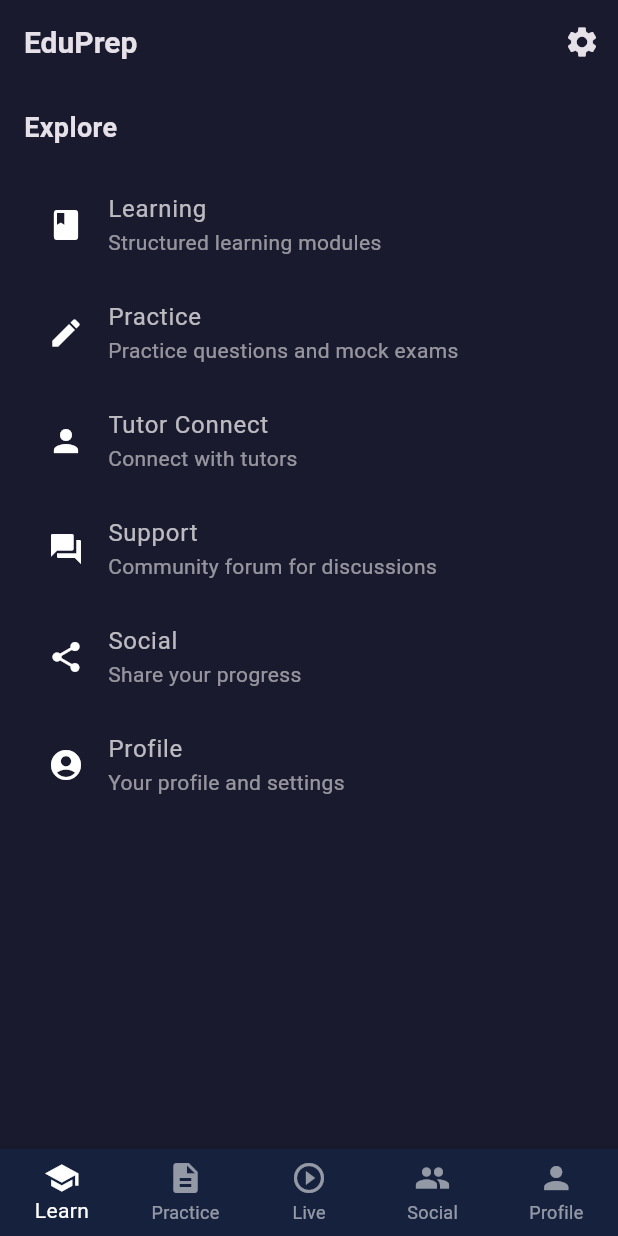
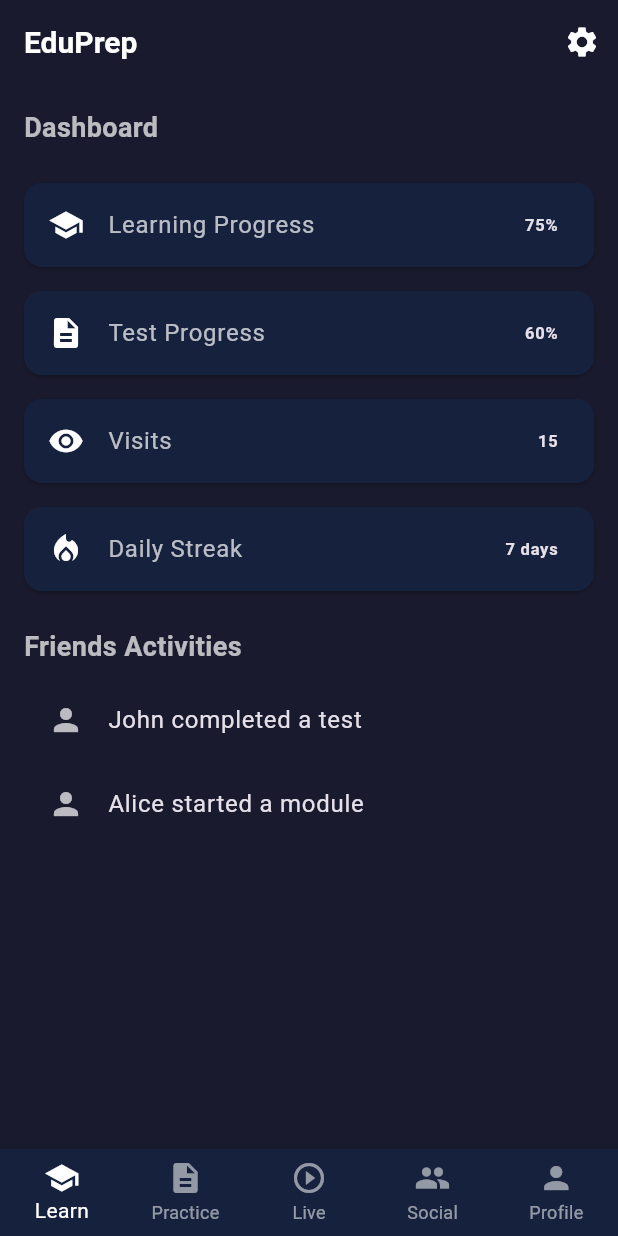
Before and after one commit to odufu/LETsLEARN, a Flutter app: the screen it shows after launch, on a phone screen of 412 x 824 dp. Run offline on Flutter 3.47's test engine with Material 3 defaults, Android fonts, the phone set to English and light mode, and no system bars.

Commit message:
Sunday 13th Closure:

```diff
--- a/letslearn/lib/features/home/data/data/repository/implimentation/home_repository_impl.dart
+++ b/letslearn/lib/features/home/data/data/repository/implimentation/home_repository_impl.dart
@@ -1,17 +1,6 @@
 
+import '../../../../repository/domain/dashboard_entity.dart';
 
-import '../../../../repository/domain/home_entity.dart';
-import '../../../../repository/interfaces/home_repository.dart';
-import '../../../datasources/home_data_source.dart';
-
-class HomeRepositoryImpl implements HomeRepository {
-  final HomeDataSource dataSource;
-
-  HomeRepositoryImpl(this.dataSource);
-
-  @override
-  Future<List<HomeEntity>> getHomeData() async {
-    final models = await dataSource.getHomeData();
-    return models.map((model) => HomeEntity(title: model.title, icon: model.icon)).toList();
-  }
+abstract class HomeRepository {
+  Future<DashboardEntity> getHomeData();
 }
--- a/letslearn/lib/features/home/data/datasources/home_data_source.dart
+++ b/letslearn/lib/features/home/data/datasources/home_data_source.dart
@@ -1,18 +1,22 @@
-import 'package:flutter/material.dart';
-
-import '../models/home_model.dart';
+import '../models/dashboard_model.dart';
 
 abstract class HomeDataSource {
-  Future<List<HomeModel>> getHomeData();
+  Future<DashboardModel> getDashboardData();
 }
 
 class HomeDataSourceImpl implements HomeDataSource {
   @override
-  Future<List<HomeModel>> getHomeData() async {
+  Future<DashboardModel> getDashboardData() async {
     // Simulated data (replace with API call or database)
-    return [
-      HomeModel(title: 'Learning', icon: Icons.book),
-      HomeModel(title: 'Practice', icon: Icons.edit),
-    ];
+    return DashboardModel(
+      learningProgress: 75,
+      testProgress: 60,
+      visitCount: 15,
+      dailyStreak: 7,
+      friendsActivities: [
+        "John completed a test",
+        "Alice started a module",
+      ],
+    );
   }
 }
--- /dev/null
+++ b/letslearn/lib/features/home/data/models/dashboard_model.dart
@@ -0,0 +1,16 @@
+
+class DashboardModel {
+  final int learningProgress; // Percentage
+  final int testProgress;    // Percentage
+  final int visitCount;
+  final int dailyStreak;
+  final List<String> friendsActivities; // Example: ["John completed a test", "Alice started a module"]
+
+  DashboardModel({
+    required this.learningProgress,
+    required this.testProgress,
+    required this.visitCount,
+    required this.dailyStreak,
+    required this.friendsActivities,
+  });
+}
--- /dev/null
+++ b/letslearn/lib/features/home/data/repository/implimentation/home_repository_impl.dart
@@ -0,0 +1,22 @@
+
+import '../../../repository/domain/dashboard_entity.dart';
+import '../../data/repository/implimentation/home_repository_impl.dart';
+import '../../datasources/home_data_source.dart';
+
+class HomeRepositoryImpl implements HomeRepository {
+  final HomeDataSource dataSource;
+
+  HomeRepositoryImpl(this.dataSource);
+
+  @override
+  Future<DashboardEntity> getHomeData() async {
+    final model = await dataSource.getDashboardData();
+    return DashboardEntity(
+      learningProgress: model.learningProgress,
+      testProgress: model.testProgress,
+      visitCount: model.visitCount,
+      dailyStreak: model.dailyStreak,
+      friendsActivities: model.friendsActivities,
+    );
+  }
+}
--- /dev/null
+++ b/letslearn/lib/features/home/presentation/providers/home_provider.dart
@@ -0,0 +1,29 @@
+
+import 'package:flutter/material.dart';
+
+import '../../repository/domain/dashboard_entity.dart';
+import '../../repository/interfaces/home_repository.dart';
+
+class HomeProvider extends ChangeNotifier {
+  final GetHomeDataUseCase _getHomeDataUseCase;
+  DashboardEntity? _dashboardData;
+  bool _isLoading = false;
+
+  HomeProvider(this._getHomeDataUseCase);
+
+  DashboardEntity? get dashboardData => _dashboardData;
+  bool get isLoading => _isLoading;
+
+  Future<void> fetchDashboardData() async {
+    _isLoading = true;
+    notifyListeners();
+    try {
+      _dashboardData = await _getHomeDataUseCase();
+    } catch (e) {
+      // Handle error (e.g., show a snackbar)
+      print(e);
+    }
+    _isLoading = false;
+    notifyListeners();
+  }
+}
--- a/letslearn/lib/features/home/presentation/screens/home_screen.dart
+++ b/letslearn/lib/features/home/presentation/screens/home_screen.dart
@@ -1,5 +1,7 @@
+
 import 'package:flutter/material.dart';
 import 'package:provider/provider.dart';
+
 import '../../../../core/core/widgets/bottom_nav_bar.dart';
 import '../../../../core/providers/theme_provider.dart';
 
@@ -10,90 +12,102 @@ class HomeScreen extends StatelessWidget {
     return Scaffold(
       appBar: AppBar(
         backgroundColor: themeProvider.themeData.scaffoldBackgroundColor,
-        title:  Text(
+        title: const Text(
           'EduPrep',
           style: TextStyle(
-            color: Theme.of(context).colorScheme.onSurface,
+            color: Colors.white,
             fontSize: 20,
             fontWeight: FontWeight.bold,
           ),
         ),
         actions: [
           IconButton(
-            icon:  Icon(Icons.settings, color:  Theme.of(context).colorScheme.onSurface),
+            icon: const Icon(Icons.settings, color: Colors.white),
             onPressed: () {},
           ),
         ],
       ),
-      body: ListView(
+      body: SingleChildScrollView(
         padding: const EdgeInsets.all(16.0),
+        child: Column(
+          crossAxisAlignment: CrossAxisAlignment.start,
           children: [
-           Text(
-            'Explore',
+            const Text(
+              'Dashboard',
               style: TextStyle(
-              color:  Theme.of(context).colorScheme.onSurface,
+                color: Colors.white70,
                 fontSize: 18,
                 fontWeight: FontWeight.bold,
               ),
             ),
             const SizedBox(height: 16),
-          _buildListTile(
+            _buildInsightCard(
               context,
-            icon: Icons.book,
-            title: 'Learning',
-            subtitle: 'Structured learning modules',
+              title: 'Learning Progress',
+              value: '75%', // Placeholder
+              icon: Icons.school,
             ),
-          _buildListTile(
+            _buildInsightCard(
               context,
-            icon: Icons.edit,
-            title: 'Practice',
-            subtitle: 'Practice questions and mock exams',
+              title: 'Test Progress',
+              value: '60%', // Placeholder
+              icon: Icons.description,
             ),
-          _buildListTile(
+            _buildInsightCard(
               context,
-            icon: Icons.person,
-            title: 'Tutor Connect',
-            subtitle: 'Connect with tutors',
+              title: 'Visits',
+              value: '15', // Placeholder
+              icon: Icons.visibility,
             ),
-          _buildListTile(
+            _buildInsightCard(
               context,
-            icon: Icons.forum,
-            title: 'Support',
-            subtitle: 'Community forum for discussions',
+              title: 'Daily Streak',
+              value: '7 days', // Placeholder
+              icon: Icons.local_fire_department,
             ),
-          _buildListTile(
-            context,
-            icon: Icons.share,
-            title: 'Social',
-            subtitle: 'Share your progress',
+            const SizedBox(height: 16),
+            const Text(
+              'Friends Activities',
+              style: TextStyle(
+                color: Colors.white70,
+                fontSize: 18,
+                fontWeight: FontWeight.bold,
               ),
-          _buildListTile(
-            context,
-            icon: Icons.account_circle,
-            title: 'Profile',
-            subtitle: 'Your profile and settings',
             ),
+            const SizedBox(height: 8),
+            _buildActivityTile('John completed a test'), // Placeholder
+            _buildActivityTile('Alice started a module'), // Placeholder
           ],
         ),
-      bottomNavigationBar:BottomNavBar(
+      ),
+      bottomNavigationBar: BottomNavBar(
         onTap: (index) {
           // Handle navigation based on index
-          // Example: Navigate to respective screens
         },
-        currentIndex: 0, // Default to Home
+        currentIndex: 0,
       ),
     );
   }
 
-  Widget _buildListTile(BuildContext context, {required IconData icon, required String title, required String subtitle}) {
+  Widget _buildInsightCard(BuildContext context, {required String title, required String value, required IconData icon}) {
         final themeProvider = Provider.of<ThemeProvider>(context);
-    return ListTile(
+
+    return Card(
+      color: themeProvider.themeData.cardColor,
+      margin: const EdgeInsets.symmetric(vertical: 8.0),
+      child: ListTile(
         leading: Icon(icon, color: themeProvider.themeData.iconTheme.color),
         title: Text(title, style: themeProvider.themeData.textTheme.bodyMedium),
-      subtitle: Text(subtitle, style: themeProvider.themeData.textTheme.bodySmall),
-      onTap: () {
-        // Handle navigation to respective feature
-      },
+        trailing: Text(value, style: themeProvider.themeData.textTheme.bodyLarge?.copyWith(fontWeight: FontWeight.bold)),
+      ),
+    );
+  }
+
+  Widget _buildActivityTile(String activity) {
+
+    return ListTile(
+      leading: const Icon(Icons.person, color: Colors.white70),
+      title: Text(activity, ),
     );
   }
 }
--- /dev/null
+++ b/letslearn/lib/features/home/repository/domain/dashboard_entity.dart
@@ -0,0 +1,15 @@
+class DashboardEntity {
+  final int learningProgress;
+  final int testProgress;
+  final int visitCount;
+  final int dailyStreak;
+  final List<String> friendsActivities;
+
+  DashboardEntity({
+    required this.learningProgress,
+    required this.testProgress,
+    required this.visitCount,
+    required this.dailyStreak,
+    required this.friendsActivities,
+  });
+}
--- a/letslearn/lib/features/home/repository/interfaces/home_repository.dart
+++ b/letslearn/lib/features/home/repository/interfaces/home_repository.dart
@@ -1,5 +1,13 @@
-import '../domain/home_entity.dart';
+import '../../data/data/repository/implimentation/home_repository_impl.dart';
+import '../domain/dashboard_entity.dart';
+import '../interfaces/home_repository.dart';
 
-abstract class HomeRepository {
-  Future<List<HomeEntity>> getHomeData();
+class GetHomeDataUseCase {
+  final HomeRepository repository;
+
+  GetHomeDataUseCase(this.repository);
+
+  Future<DashboardEntity> call() async {
+    return await repository.getHomeData();
+  }
 }
--- a/letslearn/lib/features/home/repository/usecases/get_home_data_use_case.dart
+++ b/letslearn/lib/features/home/repository/usecases/get_home_data_use_case.dart
@@ -1,3 +1,5 @@
+import '../../data/data/repository/implimentation/home_repository_impl.dart';
+import '../domain/dashboard_entity.dart';
 import '../interfaces/home_repository.dart';
 
 class GetHomeDataUseCase {
@@ -5,7 +7,7 @@ class GetHomeDataUseCase {
 
   GetHomeDataUseCase(this.repository);
 
-  Future<List<dynamic>> call() async {
+  Future<DashboardEntity> call() async {
     return await repository.getHomeData();
   }
 }
--- a/letslearn/lib/main.dart
+++ b/letslearn/lib/main.dart
@@ -1,7 +1,13 @@
+
 import 'package:flutter/material.dart';
-import 'package:letslearn/core/providers/theme_provider.dart';
+import 'package:letslearn/features/home/data/datasources/home_data_source.dart';
 import 'package:provider/provider.dart';
+
+import 'core/providers/theme_provider.dart';
+import 'features/home/data/repository/implimentation/home_repository_impl.dart';
+import 'features/home/presentation/providers/home_provider.dart';
 import 'features/home/presentation/screens/home_screen.dart';
+import 'features/home/repository/interfaces/home_repository.dart';
 
 void main() {
   runApp(MyApp());
@@ -10,23 +16,20 @@ void main() {
 class MyApp extends StatelessWidget {
   @override
   Widget build(BuildContext context) {
-    //remove the debug banner
-
-    return ChangeNotifierProvider(
-      create: (_) => ThemeProvider(),
+    return MultiProvider(
+      providers: [
+        ChangeNotifierProvider(create: (_) => ThemeProvider()),
+        ChangeNotifierProvider(
+          create: (_) => HomeProvider(GetHomeDataUseCase(HomeRepositoryImpl(HomeDataSourceImpl()))),
+        ),
+      ],
       child: Consumer<ThemeProvider>(
         builder: (context, themeProvider, child) {
           return MaterialApp(
             title: 'EduPrep',
             theme: themeProvider.themeData,
+            home: HomeScreen(),
             debugShowCheckedModeBanner: false,
-            home: HomeScreen(),
-            // Optional: Add named routes for other features if needed
-            // initialRoute: '/home',
-            // routes: {
-            //   '/home': (context) => HomeScreen(),
-            //   '/profile': (context) => ProfileScreen(),
-            // },
           );
         },
       ),
```
Lines whose indentation alone changed are shown as unchanged.
